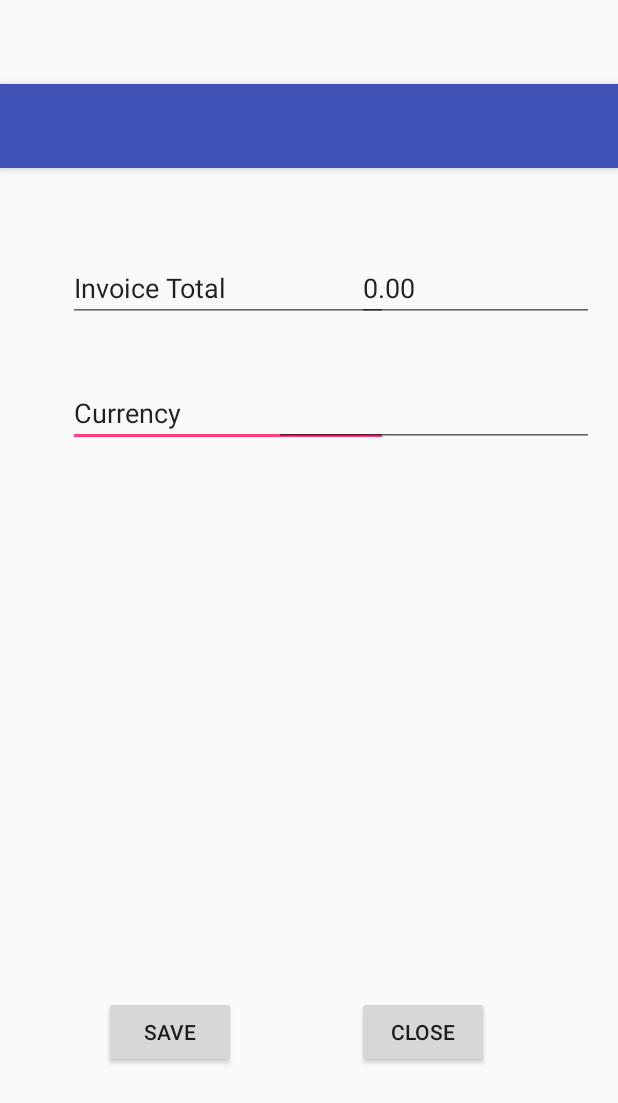
After one commit to Hilora/ExpTrack, an Android app: the layout activity_learn_receipt_view.xml on its own in the app's theme, with its tools: preview values and no code run, on a phone screen of 412 x 824 dp. The commit adds this screen. Shown: the top 1103 px of the screen. Run offline under Robolectric (Android 15) with nearby library versions, the phone set to English and light mode, and no system bars.

Commit message:
Learn key ui implemented

```diff
--- a/SimpleTesseractExample-master/app/src/main/java/com/imperialsoupgmail/tesseractexample/CaptureImageActivity.java
+++ b/SimpleTesseractExample-master/app/src/main/java/com/imperialsoupgmail/tesseractexample/CaptureImageActivity.java
@@ -392,14 +392,14 @@ public class CaptureImageActivity extends AppCompatActivity {
 
 
                 String key = c.getString("key");
-                System.out.println("-----------------JSON read ---------------- "+key);
+                System.out.println("-----------------JSON key compared ---------------- "+key);
 
 
 
                  if(value.contains(key)){
 
                         tokens = value.split(key);
-                        System.out.println("****** "+key+"******");
+                        System.out.println("****** Detected key -"+key+"******");
                         validateRead();
                         break;
                   }
@@ -647,7 +647,17 @@ public class CaptureImageActivity extends AppCompatActivity {
 //                e.printStackTrace();
 //            }
 
+            Intent myIntent = new Intent(this, LearnReceiptActivity.class);
+//
+            myIntent.putExtra("Total", "test value"); //Optional parameters
+            try {
 
+                    myIntent.putExtra("Currency", "Dollars"); //Optional parameters
+
+            }catch (Exception e){
+                e.printStackTrace();
+            }
+          this.startActivity(myIntent);
         }else{
             validValue = false;
         }
@@ -865,21 +875,23 @@ public class CaptureImageActivity extends AppCompatActivity {
             //System.out.println("Extracted Text "+ OCRresult);
             value = extractTotal(OCRresult);
             System.out.println("Extracted Text -----"+ OCRresult);
+
                 Intent myIntent = new Intent(this, SummaryViewActivity.class);
                 myIntent.putExtra("Total", value); //Optional parameters
                 try {
-                if(value.contains("$")){
+                    if (value.contains("$")) {
                         myIntent.putExtra("Currency", "Dollars"); //Optional parameters
-                }else if(value.contains("¥")){
+                    } else if (value.contains("¥")) {
                         myIntent.putExtra("Currency", "Yen"); //Optional parameters
-                }else {
+                    } else {
                         myIntent.putExtra("Currency", "Sri Lankan Rupees"); //Optional parameters
                     }
-            }catch (Exception e){
+                } catch (Exception e) {
                     e.printStackTrace();
                 }
                 this.startActivity(myIntent);
             }
+
 
     }
 
--- /dev/null
+++ b/SimpleTesseractExample-master/app/src/main/java/com/imperialsoupgmail/tesseractexample/LearnReceiptActivity.java
@@ -0,0 +1,33 @@
+package com.imperialsoupgmail.tesseractexample;
+
+import android.os.Bundle;
+import android.support.v7.app.AppCompatActivity;
+import android.support.v7.widget.Toolbar;
+import android.widget.EditText;
+
+public class LearnReceiptActivity extends AppCompatActivity {
+
+
+
+    @Override
+    protected void onCreate(Bundle savedInstanceState) {
+        super.onCreate(savedInstanceState);
+        setContentView(R.layout.activity_learn_receipt_view);
+        Toolbar toolbar = (Toolbar) findViewById(R.id.toolbar);
+        setSupportActionBar(toolbar);
+        EditText txtTotal = (EditText) findViewById(R.id.txtTotal);
+        EditText txtDate = (EditText) findViewById(R.id.txtDate);
+
+        //Get the bundle
+        Bundle bundle = getIntent().getExtras();
+
+//Extract the data…
+        String total = bundle.getString("Total");
+        String currency = bundle.getString("Currency");
+
+        txtTotal.setText(total);
+        txtDate.setText(currency);
+
+    }
+
+}
--- a/SimpleTesseractExample-master/app/src/main/java/com/imperialsoupgmail/tesseractexample/MainScreenActivity.java
+++ b/SimpleTesseractExample-master/app/src/main/java/com/imperialsoupgmail/tesseractexample/MainScreenActivity.java
@@ -56,6 +56,9 @@ public class MainScreenActivity extends AppCompatActivity {
     public void openGallery(View view){
         Intent myIntent = new Intent(this, SpaceGalleryActivity.class);
         this.startActivity(myIntent);
+
+
     }
 
+
 }
--- /dev/null
+++ b/SimpleTesseractExample-master/app/src/main/res/layout/activity_learn_receipt_view.xml
@@ -0,0 +1,28 @@
+<?xml version="1.0" encoding="utf-8"?>
+<android.support.design.widget.CoordinatorLayout xmlns:android="http://schemas.android.com/apk/res/android"
+    xmlns:app="http://schemas.android.com/apk/res-auto"
+    xmlns:tools="http://schemas.android.com/tools"
+    android:layout_width="match_parent"
+    android:layout_height="match_parent"
+    android:fitsSystemWindows="true"
+    tools:context="com.imperialsoupgmail.tesseractexample.LearnReceiptActivity">
+
+    <android.support.design.widget.AppBarLayout
+        android:layout_width="match_parent"
+        android:layout_height="wrap_content"
+        android:theme="@style/AppTheme.AppBarOverlay">
+
+        <android.support.v7.widget.Toolbar
+            android:id="@+id/toolbar"
+            android:layout_width="match_parent"
+            android:layout_height="?attr/actionBarSize"
+            android:background="?attr/colorPrimary"
+            app:popupTheme="@style/AppTheme.PopupOverlay" />
+
+    </android.support.design.widget.AppBarLayout>
+
+    <include layout="@layout/content_learn_receipt_view" />
+
+
+
+</android.support.design.widget.CoordinatorLayout>
--- /dev/null
+++ b/SimpleTesseractExample-master/app/src/main/res/layout/content_learn_receipt_view.xml
@@ -0,0 +1,79 @@
+<?xml version="1.0" encoding="utf-8"?>
+<RelativeLayout xmlns:android="http://schemas.android.com/apk/res/android"
+    xmlns:app="http://schemas.android.com/apk/res-auto"
+    xmlns:tools="http://schemas.android.com/tools"
+    android:id="@+id/content_learn_receipt_view"
+    android:layout_width="match_parent"
+    android:layout_height="match_parent"
+    android:paddingBottom="@dimen/activity_vertical_margin"
+    android:paddingLeft="@dimen/activity_horizontal_margin"
+    android:paddingRight="@dimen/activity_horizontal_margin"
+    android:paddingTop="@dimen/activity_vertical_margin"
+    app:layout_behavior="@string/appbar_scrolling_view_behavior"
+    tools:context="com.imperialsoupgmail.tesseractexample.LearnReceiptActivity"
+    tools:showIn="@layout/activity_learn_receipt_view">
+
+    <EditText
+        android:id="@+id/editText2"
+        android:layout_width="wrap_content"
+        android:layout_height="wrap_content"
+        android:layout_alignEnd="@+id/editText"
+        android:layout_below="@+id/editText"
+        android:layout_marginTop="38dp"
+        android:ems="10"
+        android:inputType="date"
+        android:text="Currency" />
+
+    <EditText
+        android:layout_width="wrap_content"
+        android:layout_height="wrap_content"
+        android:inputType="textPersonName"
+        android:text="Invoice Total"
+        android:ems="10"
+        android:layout_marginTop="41dp"
+        android:id="@+id/editText"
+        android:layout_alignParentTop="true"
+        android:layout_alignParentStart="true"
+        android:layout_marginStart="29dp"
+        android:minWidth="20dp" />
+
+    <Button
+        android:text="Save"
+        android:layout_width="wrap_content"
+        android:layout_height="wrap_content"
+        android:layout_alignParentBottom="true"
+        android:layout_alignStart="@+id/editText2"
+        android:layout_marginStart="24dp"
+        android:layout_marginBottom="96dp"
+        android:id="@+id/btnSave" />
+
+    <Button
+        android:text="Close"
+        android:layout_width="wrap_content"
+        android:layout_height="wrap_content"
+        android:layout_alignBottom="@+id/btnSave"
+        android:layout_alignParentEnd="true"
+        android:layout_marginEnd="70dp"
+        android:id="@+id/button6" />
+
+    <EditText
+        android:layout_width="wrap_content"
+        android:layout_height="wrap_content"
+        android:inputType="textPersonName"
+        android:text="0.00"
+        android:ems="10"
+        android:layout_alignTop="@+id/editText"
+        android:layout_toEndOf="@+id/btnSave"
+        android:id="@+id/txtTotal"
+        android:layout_alignStart="@+id/button6" />
+
+    <EditText
+        android:layout_width="wrap_content"
+        android:layout_height="wrap_content"
+        android:inputType="textPersonName"
+        android:ems="10"
+        android:layout_alignBottom="@+id/editText2"
+        android:layout_alignParentEnd="true"
+        android:id="@+id/txtDate" />
+
+</RelativeLayout>
```
Lines whose indentation alone changed are shown as unchanged.
